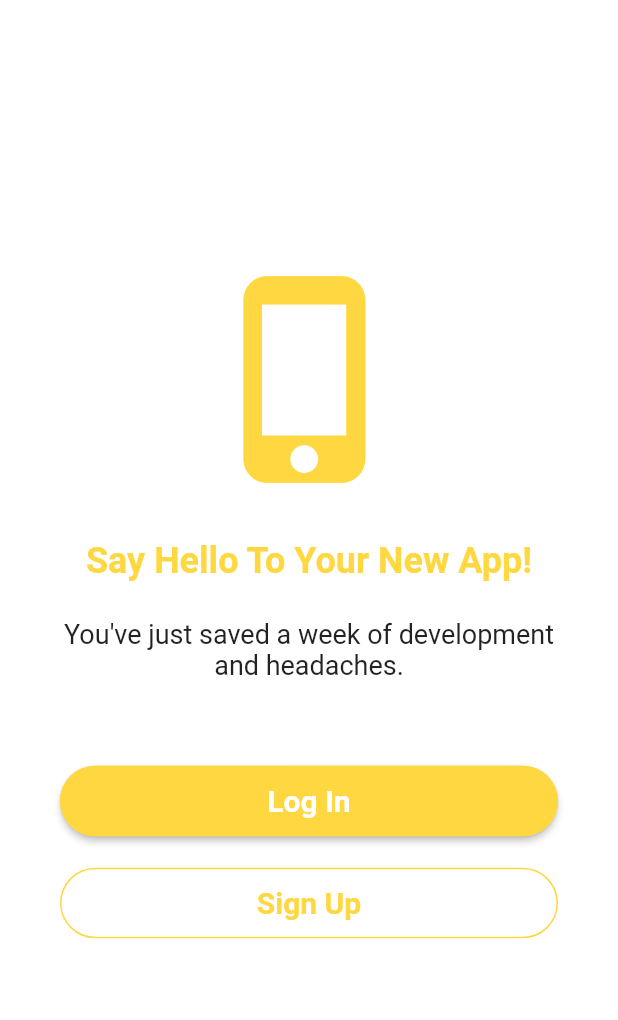
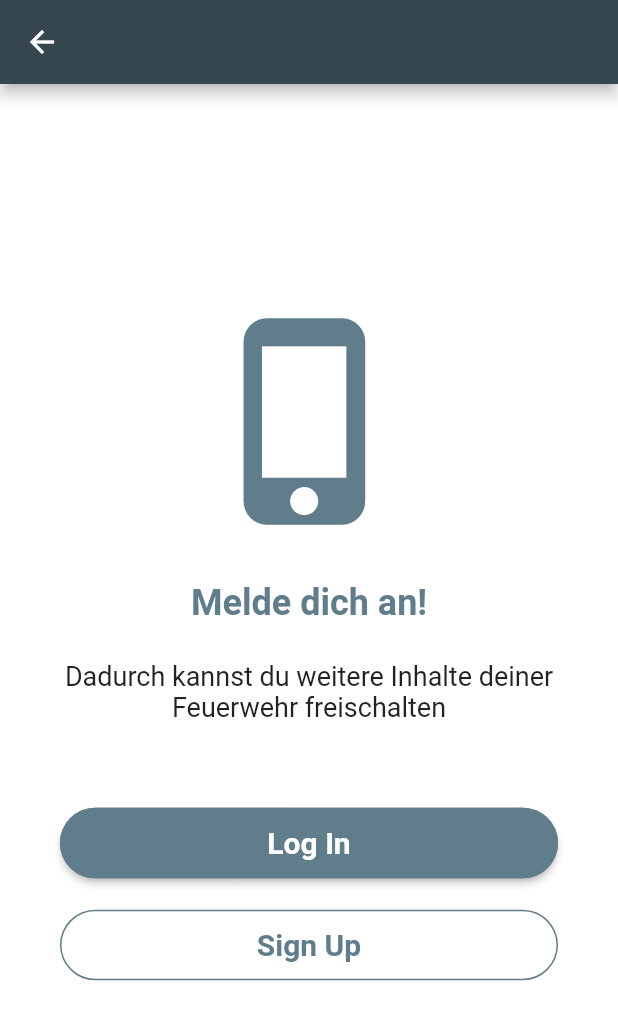
Before and after one commit to Andybabic/Elsab-Flutter-Learn-Project, a Flutter app: the screen it shows after launch, in the side drawer, after a tap on "Login", on a phone screen of 412 x 824 dp. Shown: the top 1020 px of the screen. Run offline on Flutter 3.47's test engine with Material 2 defaults, Android fonts, the phone set to English and light mode, and no system bars; our stand-ins replace cached_network_image, cloud_firestore, firebase_auth, firebase_core, firebase_storage, flutter_map and 5 more; missing offline and left inert: flutter_facebook_auth, map_launcher; accounts and stored records are empty.

Commit message:
Adding Login and register

```diff
--- a/lib/pages/login/auth_screen.dart
+++ b/lib/pages/login/auth_screen.dart
@@ -7,6 +7,7 @@ class AuthScreen extends StatelessWidget {
   @override
   Widget build(BuildContext context) {
     return Scaffold(
+      appBar: AppBar(),
       body: Column(
         mainAxisAlignment: MainAxisAlignment.center,
         crossAxisAlignment: CrossAxisAlignment.center,
@@ -15,17 +16,17 @@ class AuthScreen extends StatelessWidget {
             child: Icon(
               Icons.phone_iphone,
               size: 150,
-              color: Colors.amberAccent,
+              color: Colors.blueGrey,
             ),
           ),
           Padding(
             padding:
                 const EdgeInsets.only(left: 16, top: 32, right: 16, bottom: 8),
             child: Text(
-              'Say Hello To Your New App!',
+              'Melde dich an!',
               textAlign: TextAlign.center,
               style: TextStyle(
-                  color: Colors.amberAccent,
+                  color: Colors.blueGrey,
                   fontSize: 24.0,
                   fontWeight: FontWeight.bold),
             ),
@@ -33,7 +34,7 @@ class AuthScreen extends StatelessWidget {
           Padding(
             padding: const EdgeInsets.symmetric(horizontal: 40, vertical: 16),
             child: Text(
-              'You\'ve just saved a week of development and headaches.',
+              'Dadurch kannst du weitere Inhalte deiner Feuerwehr freischalten',
               style: TextStyle(fontSize: 18),
               textAlign: TextAlign.center,
             ),
@@ -44,13 +45,13 @@ class AuthScreen extends StatelessWidget {
               constraints: const BoxConstraints(minWidth: double.infinity),
               child: ElevatedButton(
                 style: ElevatedButton.styleFrom(
-                  primary: Colors.amberAccent,
+                  primary: Colors.blueGrey,
                   textStyle: TextStyle(color: Colors.white),
                   padding: EdgeInsets.only(top: 12, bottom: 12),
                   shape: RoundedRectangleBorder(
                     borderRadius: BorderRadius.circular(25.0),
                     side: BorderSide(
-                      color: Colors.amberAccent,
+                      color: Colors.blueGrey,
                     ),
                   ),
                 ),
@@ -79,7 +80,7 @@ class AuthScreen extends StatelessWidget {
                     RoundedRectangleBorder(
                       borderRadius: BorderRadius.circular(25.0),
                       side: BorderSide(
-                        color: Colors.amberAccent,
+                        color: Colors.blueGrey,
                       ),
                     ),
                   ),
@@ -89,7 +90,7 @@ class AuthScreen extends StatelessWidget {
                   style: TextStyle(
                       fontSize: 20,
                       fontWeight: FontWeight.bold,
-                      color: Colors.amberAccent),
+                      color: Colors.blueGrey),
                 ),
                 onPressed: () => push(
                   context,
--- a/pubspec.yaml
+++ b/pubspec.yaml
@@ -28,7 +28,6 @@ dependencies:
   get_storage: ^2.0.3
   flutter_map: 0.13.1
   latlong2: 0.8.0
-  http: 0.13.3
   map_launcher: ^2.1.1
   firebase_auth: ^3.0.2
   flutter_facebook_auth: ^3.4.1
```
Also changed, not shown: pubspec.lock, 1 other file.
